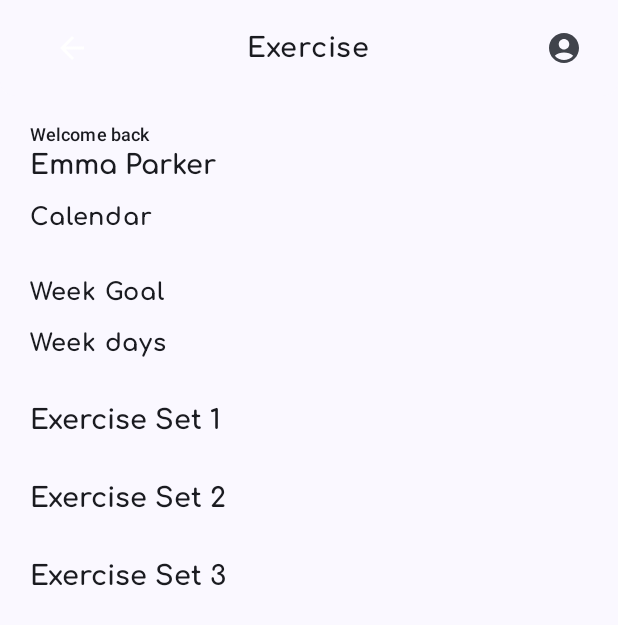
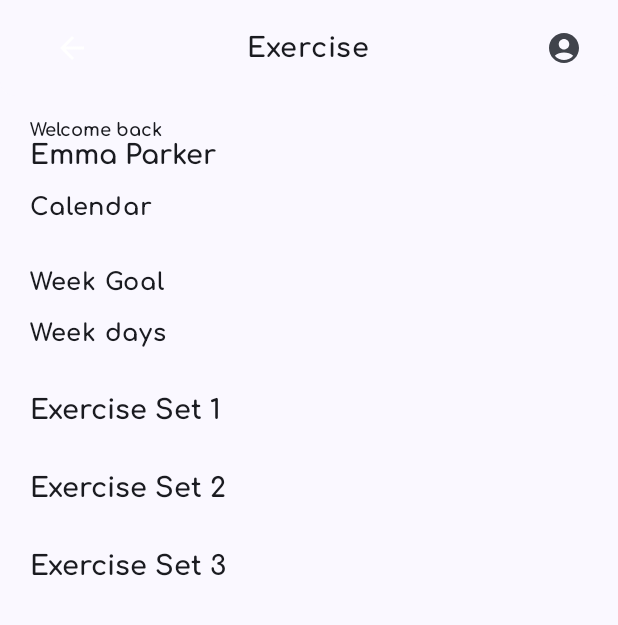
Before and after one commit to kritan10/nitya-health-compose, an Android app built with Jetpack Compose: the ExerciseHomeScreen screen opened through its navigation route, on a phone screen of 412 x 824 dp. Shown: the top 625 px of the screen. Run offline under Robolectric (Android 15) with nearby library versions, the phone set to English and light mode, and no system bars; our stand-ins replace Dagger/Hilt's generated code; pictures from the network do not load; 3 statements that could not run were skipped.

Commit message:
Minor improvements

```diff
--- /dev/null
+++ b/app/src/main/java/com/kritan/nityahealth/base/di/FitnessModule.kt
@@ -0,0 +1,28 @@
+package com.kritan.nityahealth.base.di
+
+import com.kritan.nityahealth.feature_fitness.data.api.ExerciseApi
+import com.kritan.nityahealth.feature_fitness.data.repository.ExerciseRepository
+import com.kritan.nityahealth.feature_fitness.data.repository.ExerciseRepositoryImpl
+import dagger.Module
+import dagger.Provides
+import dagger.hilt.InstallIn
+import dagger.hilt.components.SingletonComponent
+import retrofit2.Retrofit
+import javax.inject.Singleton
+
+@Module
+@InstallIn(SingletonComponent::class)
+object FitnessModule {
+
+    @Singleton
+    @Provides
+    fun providesFitnessApi(retrofit: Retrofit): ExerciseApi {
+        return retrofit.create(ExerciseApi::class.java)
+    }
+
+    @Singleton
+    @Provides
+    fun providesFitnessRepository(api: ExerciseApi): ExerciseRepository {
+        return ExerciseRepositoryImpl(api)
+    }
+}
--- a/app/src/main/java/com/kritan/nityahealth/feature_user/ProfileScreen.kt
+++ b/app/src/main/java/com/kritan/nityahealth/feature_user/ProfileScreen.kt
@@ -23,8 +23,8 @@ import androidx.compose.ui.graphics.Color
 import androidx.compose.ui.unit.dp
 import com.kritan.nityahealth.R
 import com.kritan.nityahealth.commons.components.MyListItem
+import com.kritan.nityahealth.commons.components.MyTopAppBar
 import com.kritan.nityahealth.ui.layouts.MyTitleBodyLayout
-import com.kritan.nityahealth.commons.components.MyTopAppBar
 import com.kritan.nityahealth.ui.theme.mRoundedCorner
 
 @OptIn(ExperimentalMaterial3Api::class)
@@ -47,6 +47,7 @@ fun ProfileScreen(navigateUp: () -> Unit) {
             sectionPersonalDetails()
             sectionHealthDetails()
             sectionMedicalCondition()
+            item { Spacer(Modifier.height(12.dp)) }
         }
     }
 }
--- a/app/src/main/java/com/kritan/nityahealth/ui/NityaHealthNavGraph.kt
+++ b/app/src/main/java/com/kritan/nityahealth/ui/NityaHealthNavGraph.kt
@@ -38,7 +38,7 @@ fun NityaHealthNavGraph(
 
     NavHost(
         navController = navController,
-        startDestination = NityaHealthDestinations.FITNESS_ROUTE,
+        startDestination = NityaHealthDestinations.DASHBOARD_ROUTE,
         enterTransition = {
             slideIntoContainer(
                 AnimatedContentTransitionScope.SlideDirection.Left,
--- a/app/src/main/java/com/kritan/nityahealth/ui/theme/Color.kt
+++ b/app/src/main/java/com/kritan/nityahealth/ui/theme/Color.kt
@@ -10,7 +10,7 @@ val mWhite = Color(0xFFFFFFFF)
 val mBlack = Color(0xFF001100)
 val mListBgColor = Color(0x050BAADC)
 val mDividerColor = Color(0xFFECEAEA)
-val mShadowColor = Color(0x26000000)
+val mShadowColor = Color(0xAA000000)
 
 val myDarkColorScheme = darkColorScheme(
     primary = mBlue,
--- a/app/src/main/java/com/kritan/nityahealth/ui/theme/Type.kt
+++ b/app/src/main/java/com/kritan/nityahealth/ui/theme/Type.kt
@@ -70,6 +70,12 @@ val myTypography = Typography(
         fontSize = 16.sp,
         lineHeight = 24.sp,
     ),
+    titleSmall = TextStyle(
+        fontFamily = comfortaaFontFamily,
+        fontWeight = FontWeight.Bold,
+        fontSize = 14.sp,
+        lineHeight = 16.sp,
+    ),
 
     //headline-for scaffold content
     headlineMedium = TextStyle(
```
Also changed, not shown: app/src/main/java/com/kritan/nityahealth/base/di/DoctorsModule.kt (added, +29 -0 lines), app/src/main/java/com/kritan/nityahealth/base/di/NetworkModule.kt (+0 -18 lines), app/src/main/java/com/kritan/nityahealth/ui/components/MyScaffold.kt (added, +37 -0 lines).
